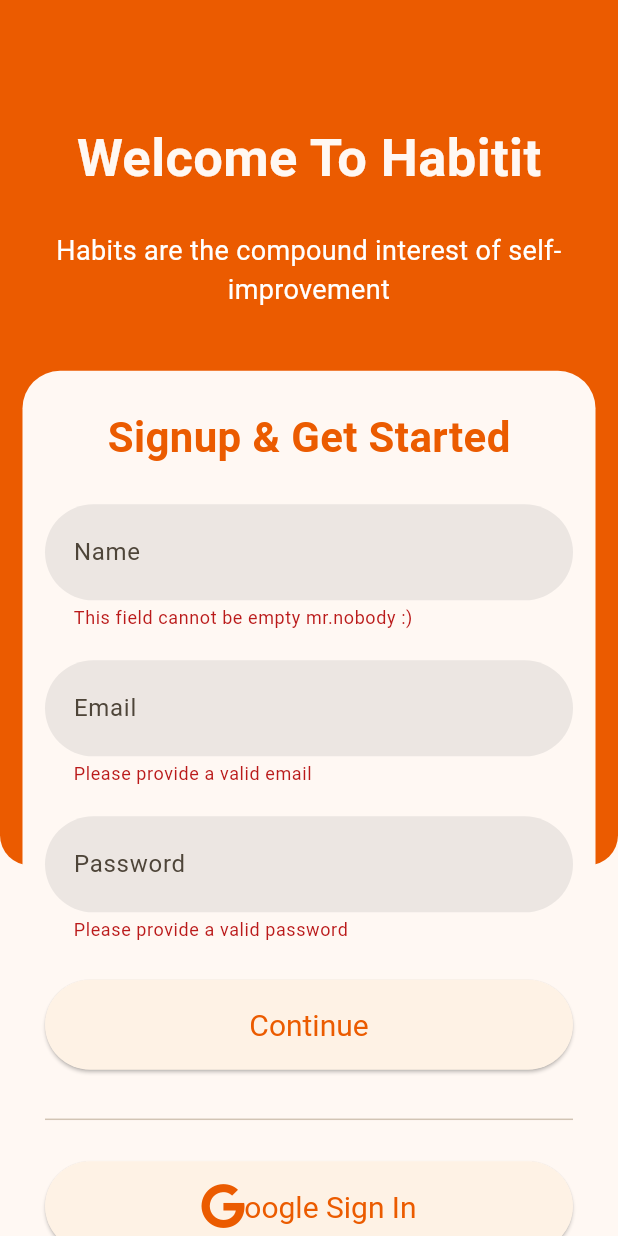
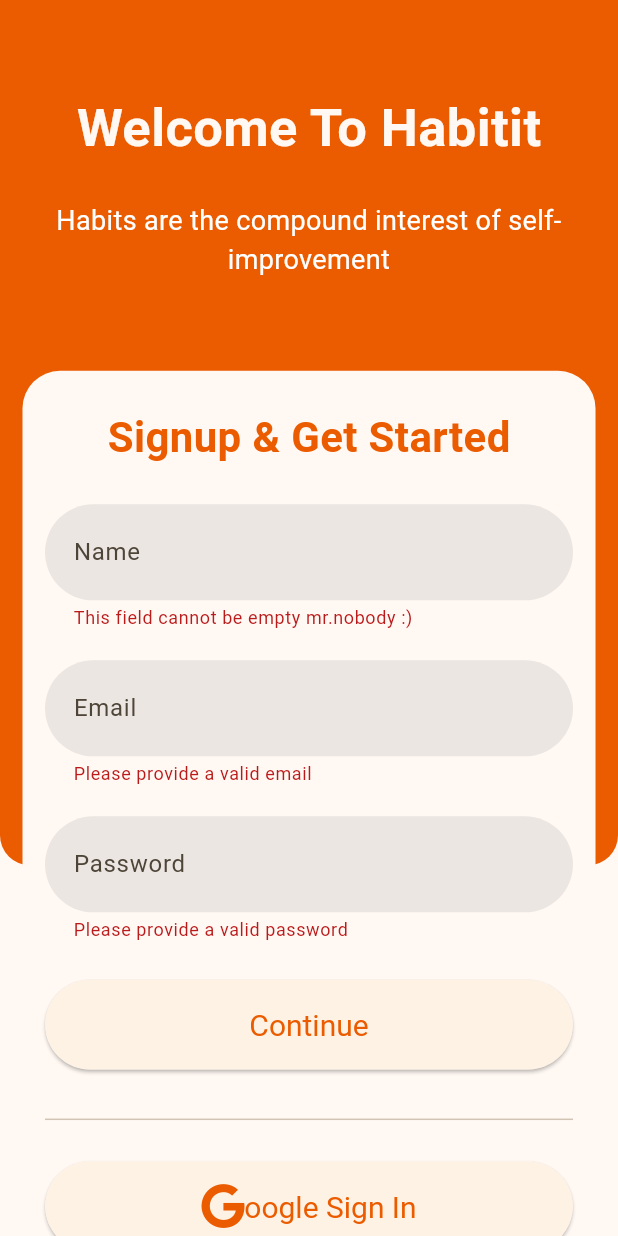
Before and after one commit to conykay/habitit, a Flutter app: the screen it shows after launch, after a tap on "Continue", on a phone screen of 412 x 824 dp. Run offline on Flutter 3.47's test engine with Material 3 defaults, Android fonts, the phone set to English and light mode, and no system bars; our stand-ins replace cloud_firestore, connectivity_plus, dartz, equatable, firebase_auth, firebase_core and 9 more; accounts and stored records are empty; generated files the repository leaves out were written again.

```diff
--- a/lib/common/auth/auth_state_cubit.dart
+++ b/lib/common/auth/auth_state_cubit.dart
@@ -1,12 +1,12 @@
 // ignore_for_file: public_member_api_docs, sort_constructors_first
 import 'package:flutter_bloc/flutter_bloc.dart';
 import 'package:habitit/common/auth/auth_state.dart';
-import 'package:habitit/domain/auth/usecases/user_logged_in.dart';
+
+import '../../core/usecase/usecase.dart';
 
 class AuthStateCubit extends Cubit<AuthState> {
-  final UserLoggedInUseCase usecase;
-  AuthStateCubit(this.usecase) : super(CheckingAuth());
-  void isAutheniticated() async {
+  AuthStateCubit() : super(CheckingAuth());
+  void isAutheniticated({required UseCase usecase}) async {
     var isLoggedIn = await usecase.call();
     if (isLoggedIn) {
       emit(Authenticated());
@@ -14,4 +14,10 @@ class AuthStateCubit extends Cubit<AuthState> {
       emit(UnAuthenticated());
     }
   }
+
+  void logout({required UseCase usecase}) async {
+    emit(CheckingAuth());
+    await usecase.call();
+    emit(UnAuthenticated());
+  }
 }
--- a/lib/main.dart
+++ b/lib/main.dart
@@ -13,6 +13,7 @@ import 'package:habitit/core/theme/bloc/theme_cubit.dart';
 import 'package:habitit/data/habits/models/habit_model.dart';
 import 'package:habitit/data/habits/source/habits_firebase_service.dart';
 import 'package:habitit/data/rewards/models/user_rewards_model.dart';
+import 'package:habitit/domain/auth/repository/authentication_repository.dart';
 import 'package:habitit/domain/auth/usecases/user_logged_in.dart';
 import 'package:habitit/firebase_options.dart';
 import 'package:habitit/presentation/auth/pages/signup_page.dart';
@@ -59,7 +60,7 @@ class MainApp extends StatelessWidget {
       providers: [
         RepositoryProvider<ThemeRepository>(
             create: (context) => _themeRepository),
-        RepositoryProvider<AuthenticationRepositoryImpl>(
+        RepositoryProvider<AuthenticationRepository>(
           create: (context) => AuthenticationRepositoryImpl(
               firebaseService: AuthFirebaseServiceImpl(
                 firestore: FirebaseFirestore.instance,
@@ -77,9 +78,10 @@ class MainApp extends StatelessWidget {
                     ThemeCubit(themeRepository: _themeRepository)
                       ..getCurrentTheme()),
             BlocProvider(
-                create: (context) => AuthStateCubit(UserLoggedInUseCase(
-                    context.read<AuthenticationRepositoryImpl>()))
-                  ..isAutheniticated()),
+                create: (context) => AuthStateCubit()
+                  ..isAutheniticated(
+                      usecase: UserLoggedInUseCase(
+                          context.read<AuthenticationRepository>()))),
           ],
           child: BlocBuilder<ThemeCubit, ThemeState>(builder: (context, state) {
             return MaterialApp(
--- a/lib/presentation/auth/pages/signup_page.dart
+++ b/lib/presentation/auth/pages/signup_page.dart
@@ -6,8 +6,8 @@ import 'package:habitit/common/button/bloc/button_state_cubit.dart';
 import 'package:habitit/common/button/widget/reactive_elevated_button.dart';
 import 'package:habitit/core/error/failures.dart';
 import 'package:habitit/core/navigation/app_navigator.dart';
-import 'package:habitit/data/auth/repository/authentication_repository_impl.dart';
 import 'package:habitit/domain/auth/entities/auth_user_req_entity.dart';
+import 'package:habitit/domain/auth/repository/authentication_repository.dart';
 import 'package:habitit/domain/auth/usecases/create_user_email_password_usecase.dart';
 import 'package:habitit/domain/auth/usecases/signin_google.dart';
 import 'package:habitit/presentation/auth/pages/signin_page.dart';
@@ -40,9 +40,9 @@ class SignupPage extends StatelessWidget {
               Align(
                 alignment: Alignment.topCenter,
                 child: Container(
-                  padding: EdgeInsets.symmetric(horizontal: 20, vertical: 80),
+                  padding: EdgeInsets.symmetric(horizontal: 20, vertical: 60),
                   decoration: BoxDecoration(
-                      color: Theme.of(context).primaryColor,
+                      color: Theme.of(context).colorScheme.primary,
                       borderRadius: BorderRadius.only(
                         bottomLeft: Radius.circular(20),
                         bottomRight: Radius.circular(20),
@@ -172,7 +172,7 @@ class SignupWidget extends StatelessWidget {
               if (_formState.currentState!.validate()) {
                 context.read<ButtonStateCubit>().call(
                     usecase: CreateUserEmailPasswordUseCase(
-                        context.read<AuthenticationRepositoryImpl>()),
+                        context.read<AuthenticationRepository>()),
                     params: AuthUserReqEntity(
                       email: _emailTextController.text,
                       password: _emailTextController.text,
@@ -190,7 +190,7 @@ class SignupWidget extends StatelessWidget {
               onPressed: () {
                 context.read<ButtonStateCubit>().call(
                     usecase: SigninGoogleUseCase(
-                        context.read<AuthenticationRepositoryImpl>()));
+                        context.read<AuthenticationRepository>()));
               },
               content: Row(
                 mainAxisAlignment: MainAxisAlignment.center,
--- a/lib/presentation/habits/bloc/habit_state_cubit.dart
+++ b/lib/presentation/habits/bloc/habit_state_cubit.dart
@@ -4,11 +4,9 @@ import 'package:habitit/core/usecase/usecase.dart';
 import 'package:habitit/presentation/habits/bloc/habit_state.dart';
 
 class HabitStateCubit extends Cubit<HabitState> {
-  HabitStateCubit({required this.usecase}) : super(HabitInitial());
+  HabitStateCubit() : super(HabitInitial());
 
-  final UseCase<Either, dynamic> usecase;
-
-  void getHabits() async {
+  void getHabits({required UseCase usecase}) async {
     emit(HabitLoading());
     Either habits = await usecase.call();
     habits.fold(
--- a/lib/presentation/habits/pages/habit_details_page.dart
+++ b/lib/presentation/habits/pages/habit_details_page.dart
@@ -5,6 +5,7 @@ import 'package:font_awesome_flutter/font_awesome_flutter.dart';
 import 'package:habitit/common/habit/analytics_calculator.dart';
 import 'package:habitit/data/habits/models/habit_frequency.dart';
 import 'package:habitit/domain/habits/entities/habit_enity.dart';
+import 'package:habitit/domain/habits/repository/habit_repository.dart';
 import 'package:internet_connection_checker/internet_connection_checker.dart';
 
 import '../../../core/network/network_info.dart';
@@ -29,7 +30,7 @@ class HabitDetailsPage extends StatelessWidget {
 
   @override
   Widget build(BuildContext context) {
-    return RepositoryProvider(
+    return RepositoryProvider<HabitRepository>(
       create: (context) => HabitsRepositoryImpl(
           hiveService: hiveService,
           firebaseService: firebaseService,
--- a/lib/presentation/habits/widget/edit_habit_modal.dart
+++ b/lib/presentation/habits/widget/edit_habit_modal.dart
@@ -2,12 +2,12 @@ import 'package:flutter/material.dart';
 import 'package:flutter_bloc/flutter_bloc.dart';
 import 'package:habitit/data/habits/models/habit_frequency.dart';
 import 'package:habitit/domain/habits/entities/habit_enity.dart';
+import 'package:habitit/domain/habits/repository/habit_repository.dart';
 import 'package:habitit/domain/habits/usecases/edit_habit_usecase.dart';
 
 import '../../../common/button/bloc/button_state.dart';
 import '../../../common/button/bloc/button_state_cubit.dart';
 import '../../../common/button/widget/reactive_elevated_button.dart';
-import '../../../data/habits/repository/habits_repository_impl.dart';
 import '../bloc/selected_frequency_cubit.dart';
 
 class EditHabitWidget extends StatelessWidget {
@@ -135,8 +135,8 @@ class EditHabitWidget extends StatelessWidget {
                                 .read<ButtonStateCubit>()
                                 .call(
                                     usecase: EditHabitUsecase(
-                                        repository: context
-                                            .read<HabitsRepositoryImpl>()),
+                                        repository:
+                                            context.read<HabitRepository>()),
                                     params: HabitEnity(
                                         id: habit.id,
                                         name: _habitNameController.text,
```
Also changed, not shown: lib/data/auth/repository/authentication_repository_impl.dart (+5 -9 lines), lib/presentation/analytics/pages/analytics_page.dart (+6 -1 lines), lib/presentation/analytics/widgets/daily_data_chart.dart (+5 -3 lines), lib/presentation/auth/pages/signin_page.dart (+4 -4 lines), lib/presentation/habits/pages/habits_page.dart (+15 -7 lines), lib/presentation/habits/widget/details_app_bar.dart (+4 -4 lines), lib/presentation/habits/widget/new_habit_modal.dart (+5 -5 lines), lib/presentation/home/pages/home_page.dart (+12 -3 lines), lib/presentation/home/widgets/today_habits_grid.dart (+6 -1 lines), lib/presentation/navigation/pages/navigation_base_page.dart (+19 -6 lines), lib/presentation/profile/pages/profile_page.dart (+30 -9 lines).
